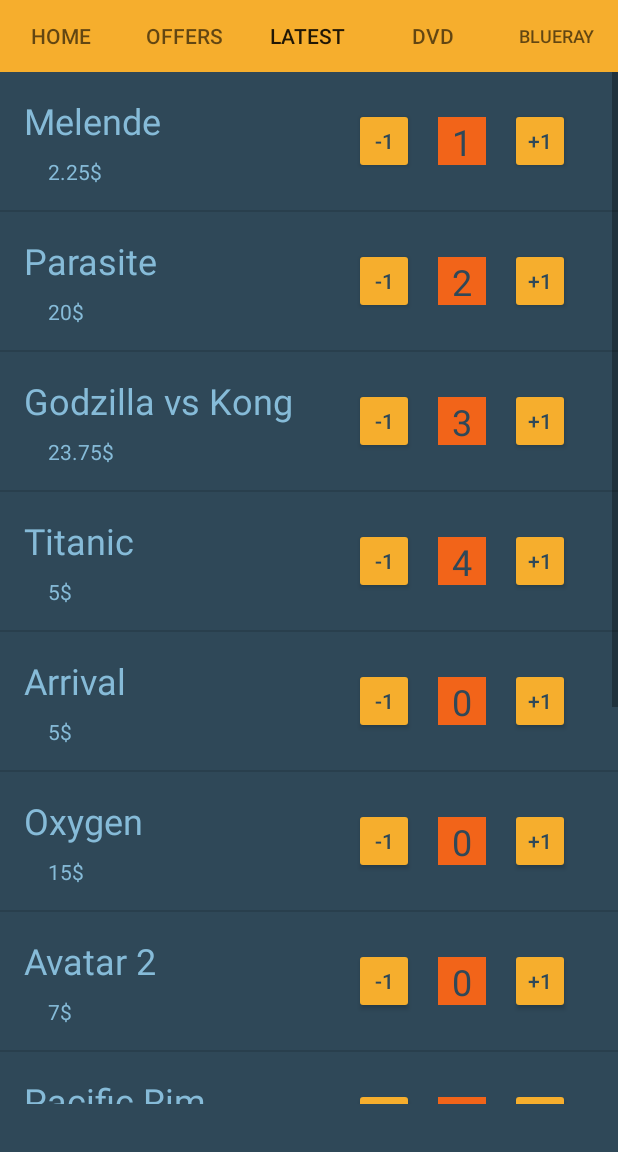
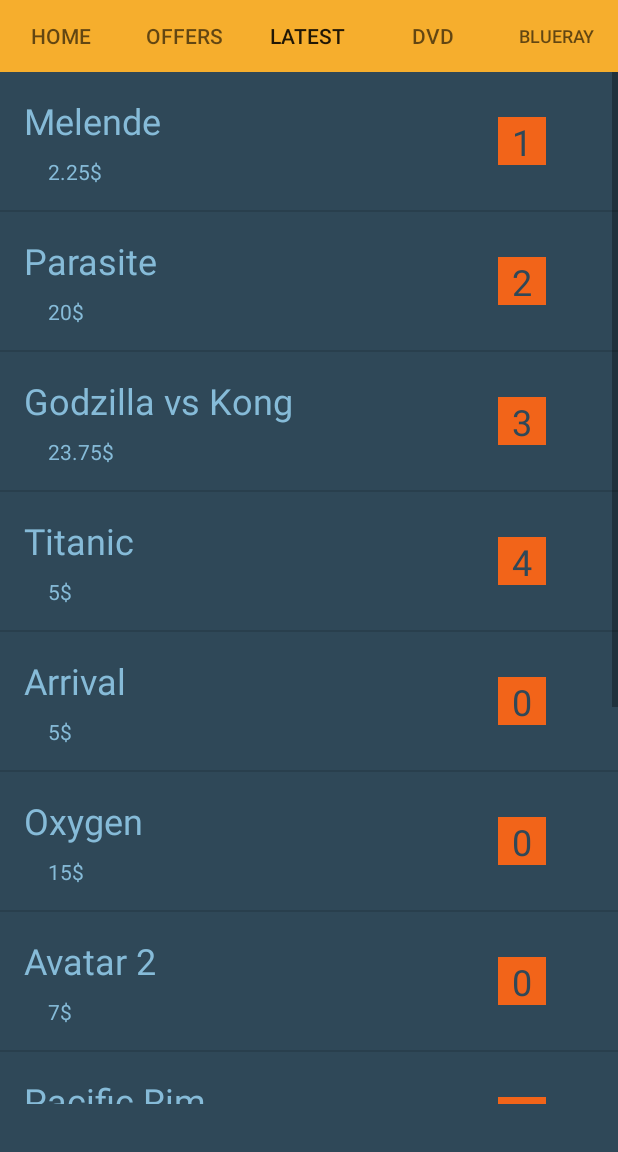
Before and after one commit to JavsJavs/Digital-Store-Android-App, an Android app: the screen it shows after launch (MainActivity), tab 3 chosen, on a phone screen of 412 x 824 dp, the part 84-1236 px from its top. Run offline under Robolectric (Android 15) with nearby library versions, the phone set to English and light mode, and no system bars.

Commit message:
Removed the feature that allowed adding/subtracting films to the shopping cart from the list of films due to Java being a ***** to deal with, film detail working

```diff
--- a/app/src/main/AndroidManifest.xml
+++ b/app/src/main/AndroidManifest.xml
@@ -27,6 +27,7 @@
         <activity android:name=".cart.ShoppingCart" />
         <activity android:name=".contact.help" />
         <activity android:name=".cart.ProcessCart" />
+        <activity android:name=".pages.filmDetail"/>
 
         <meta-data
             android:name="com.google.android.geo.API_KEY"
--- a/app/src/main/java/com/example/practica2/pages/DvdFragment.java
+++ b/app/src/main/java/com/example/practica2/pages/DvdFragment.java
@@ -1,5 +1,6 @@
 package com.example.practica2.pages;
 
+import android.content.ContentValues;
 import android.content.Context;
 import android.content.Intent;
 import android.database.Cursor;
@@ -12,6 +13,7 @@ import android.view.View;
 import android.view.ViewGroup;
 import android.widget.AdapterView;
 import android.widget.ArrayAdapter;
+import android.widget.Button;
 import android.widget.ImageView;
 import android.widget.ListView;
 import android.widget.SimpleCursorAdapter;
@@ -79,6 +81,7 @@ public class DvdFragment extends ListFragment{
         SQLiteOpenHelper filmDbHelper = new FilmDataHelper(getContext());
         try {
             this.db = filmDbHelper.getReadableDatabase();
+            Log.e("DvdFragment", "1");
             this.cursor = this.db.query("FILMS",
                     new String[]{"_id"},
                     null,
@@ -87,7 +90,9 @@ public class DvdFragment extends ListFragment{
                     null,
                     null);
             this.cursor.move(position + 1);
+            Log.e("DvdFragment", "2");
             intent.putExtra("FilmId", cursor.getString(0));
+            Log.e("DvdFragment", "3");
             startActivity(intent);
         } catch (Exception e) {
             Log.e("DvdFragment", "Exception");
--- a/app/src/main/res/layout/item_list.xml
+++ b/app/src/main/res/layout/item_list.xml
@@ -4,8 +4,7 @@
     xmlns:tools="http://schemas.android.com/tools"
     android:id="@+id/itemListElement"
     android:layout_width="match_parent"
-    android:layout_height="wrap_content"
-    android:clickable="true">
+    android:layout_height="wrap_content">
 
     <TextView
         android:id="@+id/itemTitle"
@@ -14,12 +13,11 @@
         android:layout_marginStart="16dp"
         android:layout_marginLeft="16dp"
         android:layout_marginTop="16dp"
-        android:layout_marginEnd="16dp"
-        android:layout_marginRight="16dp"
-        android:clickable="true"
+        android:layout_marginEnd="128dp"
+        android:layout_marginRight="128dp"
         android:text="@string/sample_text"
         android:textSize="24sp"
-        app:layout_constraintEnd_toStartOf="@+id/button2"
+        app:layout_constraintEnd_toEndOf="parent"
         app:layout_constraintStart_toStartOf="parent"
         app:layout_constraintTop_toTopOf="parent" />
 
@@ -31,7 +29,6 @@
         android:layout_marginLeft="16dp"
         android:layout_marginTop="8dp"
         android:layout_marginBottom="16dp"
-        android:clickable="true"
         android:text="@string/sample_text"
         app:layout_constraintBottom_toBottomOf="parent"
         app:layout_constraintEnd_toEndOf="@+id/itemTitle"
@@ -45,59 +42,23 @@
         android:layout_height="wrap_content"
         android:layout_marginTop="8dp"
         android:layout_marginBottom="16dp"
-        android:clickable="true"
         android:text="@string/dollar"
         app:layout_constraintBottom_toBottomOf="parent"
         app:layout_constraintStart_toEndOf="@+id/itemPrice"
         app:layout_constraintTop_toBottomOf="@+id/itemTitle" />
 
-    <Button
-        android:id="@+id/button"
-        android:layout_width="40dp"
-        android:layout_height="44dp"
-        android:layout_marginEnd="32dp"
-        android:layout_marginRight="32dp"
-        android:backgroundTint="@color/secondary_light"
-        android:gravity="center"
-        android:text="@string/button_add"
-        android:textAlignment="center"
-        android:textColor="@color/primary_dark"
-        android:textSize="14sp"
-        app:layout_constraintBottom_toBottomOf="parent"
-        app:layout_constraintEnd_toEndOf="parent"
-        app:layout_constraintTop_toTopOf="parent"
-        tools:targetApi="lollipop" />
-
     <TextView
         android:id="@+id/itemBought"
         android:layout_width="32dp"
         android:layout_height="32dp"
-        android:layout_marginEnd="16dp"
-        android:layout_marginRight="16dp"
         android:background="@color/secondary_dark"
         android:gravity="center"
         android:text="@string/sample_number"
         android:textColor="@color/primary_dark"
         android:textSize="24sp"
         app:layout_constraintBottom_toBottomOf="parent"
-        app:layout_constraintEnd_toStartOf="@+id/button"
+        app:layout_constraintEnd_toEndOf="parent"
+        app:layout_constraintStart_toEndOf="@+id/itemTitle"
         app:layout_constraintTop_toTopOf="parent" />
 
-    <Button
-        android:id="@+id/button2"
-        android:layout_width="40dp"
-        android:layout_height="44dp"
-        android:layout_marginEnd="16dp"
-        android:layout_marginRight="16dp"
-        android:backgroundTint="@color/secondary_light"
-        android:gravity="center"
-        android:text="@string/button_remove"
-        android:textAlignment="center"
-        android:textColor="@color/primary_dark"
-        android:textSize="14sp"
-        app:layout_constraintBottom_toBottomOf="parent"
-        app:layout_constraintEnd_toStartOf="@+id/itemBought"
-        app:layout_constraintTop_toTopOf="parent"
-        tools:targetApi="lollipop" />
-
 </androidx.constraintlayout.widget.ConstraintLayout>
```
